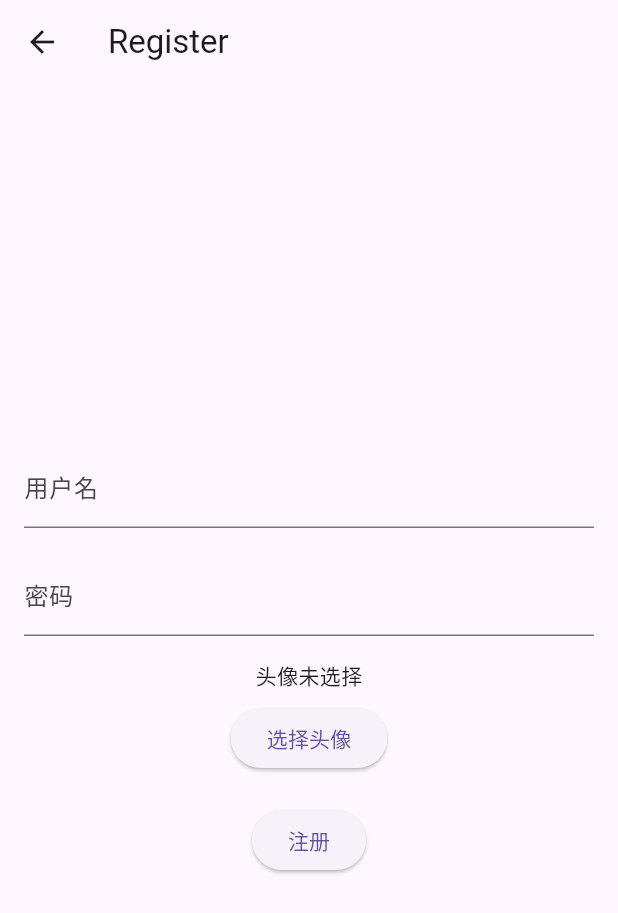
After one commit to huskyui-im/chat-client-flutter, a Flutter app: the screen it shows after launch, after a tap on "注册", on a phone screen of 412 x 824 dp. The commit adds this screen. Shown: the top 913 px of the screen. Run offline on Flutter 3.47's test engine with Material 3 defaults, Android fonts, the phone set to English and light mode, and no system bars; our stand-ins replace image_picker, logger; network calls fail.

Commit message:
feat:注册

```diff
--- a/lib/main.dart
+++ b/lib/main.dart
@@ -1,5 +1,6 @@
 import 'package:chat_client/constants/config_constants.dart';
 import 'package:chat_client/screens/create_group.dart';
+import 'package:chat_client/screens/register_page.dart';
 import 'package:chat_client/websocket/websocket.dart';
 import 'package:flutter/material.dart';
 import 'package:http/http.dart' as http;
@@ -118,14 +119,24 @@ class _LoginPageState extends State<LoginPage> {
                 controller: _usernameController,
                 decoration: InputDecoration(labelText: 'Token'),
               ),
-              SizedBox(height: 20),
+              const SizedBox(height: 20),
               _isLoading
-                  ? CircularProgressIndicator()
-                  : ElevatedButton(onPressed: _login, child: Text('Login')),
+                  ? const CircularProgressIndicator()
+                  : ElevatedButton(onPressed: _login, child: const Text('登录')),
+              const SizedBox(height: 20),
+              ElevatedButton(onPressed: _register, child: const Text("注册"))
             ],
           ),
         ),
       ),
+    );
+  }
+
+  void _register() {
+    Navigator.push(
+      context,
+      MaterialPageRoute(
+          builder: (context) => RegisterPage()),
     );
   }
 }
--- /dev/null
+++ b/lib/screens/register_page.dart
@@ -0,0 +1,154 @@
+import 'dart:convert';
+import 'dart:io';
+
+import 'package:flutter/material.dart';
+import 'package:image_picker/image_picker.dart';
+
+import 'package:http/http.dart' as http;
+import 'package:logger/logger.dart';
+
+import '../constants/config_constants.dart';
+
+class RegisterPage extends StatefulWidget {
+  @override
+  _RegisterScreenState createState() => _RegisterScreenState();
+}
+
+class _RegisterScreenState extends State<RegisterPage> {
+  final TextEditingController _usernameController = TextEditingController();
+  final TextEditingController _passwordController = TextEditingController();
+  String _imagePath = "";
+  bool _isLoading = false;
+  final logger = Logger();
+  File? _image;
+
+  final ImagePicker _picker = ImagePicker();
+
+  // 选择图片
+  Future<void> _pickImage() async {
+    final pickedFile = await _picker.pickImage(source: ImageSource.gallery);
+    if (pickedFile != null) {
+        setState(() {
+          _image = File(pickedFile.path);
+        });
+        await uploadImage(pickedFile);
+    }
+  }
+
+  Future<void> uploadImage(XFile image) async {
+    String url = "http://$ip:8080/upload/image";
+    try {
+      var request = http.MultipartRequest("POST", Uri.parse(url));
+
+      // 读取文件并创建 multipart 文件对象
+      var bytes = await image.readAsBytes();
+      request.files.add(http.MultipartFile.fromBytes(
+        'file',
+        bytes,
+        filename: 'upload.jpg',
+      ));
+
+      var response = await request.send();
+      print(response);
+      if (response.statusCode == 200) {
+        final data = jsonDecode(await response.stream.bytesToString());
+        final imgUrl = data['data'];
+        setState(() {
+          _imagePath = imgUrl;
+        });
+      } else {
+        print("图片上传失败：${response.statusCode}");
+      }
+    } catch (e) {
+      print("上传出错：$e");
+    }
+  }
+
+  // 注册方法
+  Future<void> _register() async {
+    setState(() {
+      _isLoading = true;
+    });
+
+    // 模拟发送请求，延迟2秒
+    final response = await http.post(
+      Uri.parse("http://$ip:8080/auth/register"),
+      headers: {'Content-Type': 'application/json'},
+      body: jsonEncode({'username': _usernameController.text, 'password': _passwordController.text, 'avatar': _imagePath}),
+    );
+    logger.d(response);
+
+    if (response.statusCode == 200) {
+      final data = jsonDecode(response.body);
+      logger.d(data);
+      ScaffoldMessenger.of(context).showSnackBar(SnackBar(content: Text('注册成功！')));
+    } else {
+      ScaffoldMessenger.of(context).showSnackBar(SnackBar(content: Text('注册失败！')));
+    }
+
+    // 这里可以添加实际的请求逻辑，比如通过HTTP包发送请求
+    // 比如使用dio包发送请求
+
+    setState(() {
+      _isLoading = false;
+    });
+
+    // 清空输入框和图片
+    _usernameController.clear();
+    _passwordController.clear();
+    // todo 跳转到登录页面
+
+    // 显示成功提示
+    ScaffoldMessenger.of(context).showSnackBar(SnackBar(content: Text('注册成功！')));
+  }
+
+  @override
+  Widget build(BuildContext context) {
+    return Scaffold(
+      appBar: AppBar(
+        title: Text('Register'),
+      ),
+      body: Center(
+        child: Padding(
+          padding: const EdgeInsets.all(16.0),
+          child: Column(
+            mainAxisAlignment: MainAxisAlignment.center,
+            children: [
+              TextField(
+                controller: _usernameController,
+                decoration: InputDecoration(labelText: '用户名'),
+              ),
+              SizedBox(height: 16),
+              TextField(
+                controller: _passwordController,
+                decoration: InputDecoration(labelText: '密码'),
+                obscureText: true,
+              ),
+              SizedBox(height: 16),
+              _image == null
+                  ? Text('头像未选择')
+                  : Image.network(
+                _image!.path,
+                height: 100,
+                width: 100,
+                fit: BoxFit.cover,
+              ),
+              SizedBox(height: 8),
+              ElevatedButton(
+                onPressed: _pickImage,
+                child: Text('选择头像'),
+              ),
+              SizedBox(height: 20),
+              _isLoading
+                  ? CircularProgressIndicator()
+                  : ElevatedButton(
+                onPressed: _register,
+                child: Text('注册'),
+              ),
+            ],
+          ),
+        ),
+      ),
+    );
+  }
+}
```
